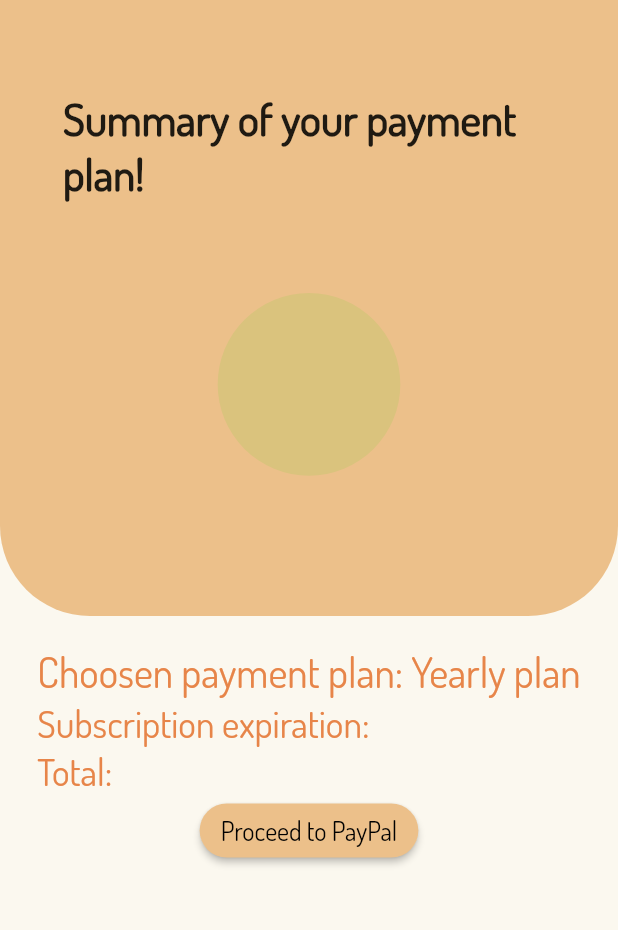
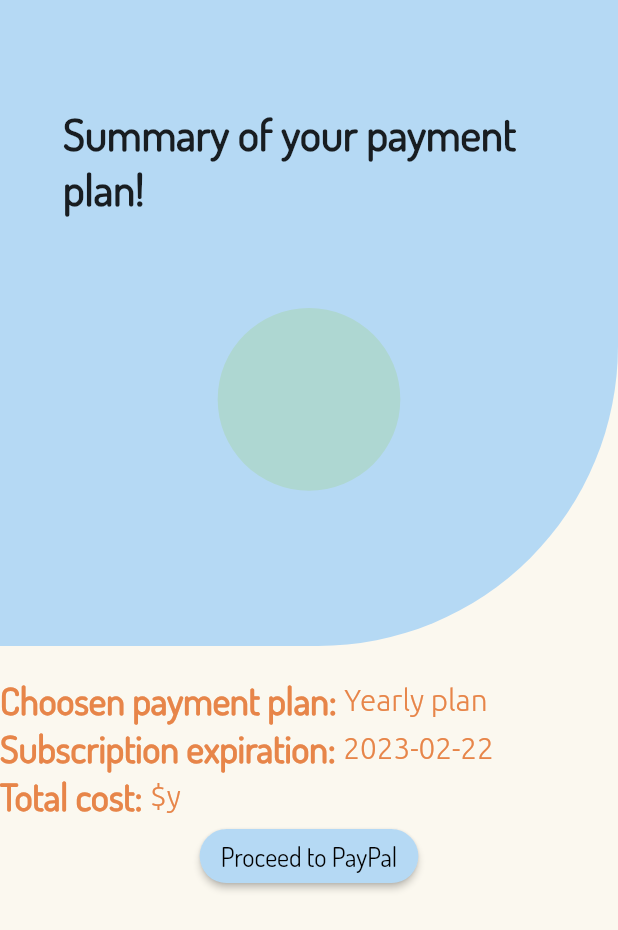
Before and after one commit to manuelmele/LAB-AP-FE, a Flutter app: the SummaryPage screen opened by its route, on a phone screen of 412 x 824 dp. Shown: the top 930 px of the screen. Run offline on Flutter 3.47's test engine with Material 2 defaults, Android fonts, the phone set to English and light mode, and no system bars; our stand-ins replace bottom_navy_bar, geolocator, google_maps_flutter, image_picker, rating_dialog, shared_preferences; accounts and stored records are empty; project files that could hold a hidden picture were left out; key blocks and very long unbroken strings in the code were emptied for the run.

Commit message:
changed summary page

```diff
--- a/my_flutter/lib/screens/payment/summary/body.dart
+++ b/my_flutter/lib/screens/payment/summary/body.dart
@@ -4,6 +4,7 @@ import 'package:shared_preferences/shared_preferences.dart';
 import 'package:wefix/screens/payment/body.dart';
 import 'package:wefix/screens/payment/payment.dart';
 import 'summary_content.dart';
+import 'package:intl/intl.dart';
 
 import 'package:wefix/size_config.dart';
 //import 'package:shop_app/components/no_account_text.dart';
@@ -64,16 +65,24 @@ class _SummaryState extends State<Summary> {
     getUserData();
     getPlan();
     print(plan);
+
+    //calculate the current date and set the format
+    final today = DateTime.now();
+    final DateFormat dateFormater = DateFormat('yyyy-MM-dd');
+    //get the dates after one month and one year
+    final aMonthFromNow = dateFormater.format(today.add(const Duration(days: 31)));
+    final aYearFromNow = dateFormater.format(today.add(const Duration(days: 365)));
+
       return SafeArea(
          child: Column(
           children: <Widget>[
             Container(
-              padding: EdgeInsets.symmetric(horizontal: 20.0, vertical: 30.0),
+              padding: EdgeInsets.symmetric(horizontal: 20.0, vertical: 40.0),
               decoration: BoxDecoration(
-              color: kLightOrange,
+              color: kLightBlue,
               borderRadius: BorderRadius.only(
-                bottomRight: Radius.circular(60.0),
-                bottomLeft: Radius.circular(60.0),
+                bottomRight: Radius.circular(200.0), //60
+                bottomLeft: Radius.circular(0.0), //60
               )),
 
               child: SizedBox(
@@ -115,34 +124,77 @@ class _SummaryState extends State<Summary> {
             ),
             const SizedBox(height: 20),
             Column(
-              mainAxisAlignment: MainAxisAlignment.start,
-              crossAxisAlignment: CrossAxisAlignment.start,
+              //mainAxisAlignment: MainAxisAlignment.start,
+              //crossAxisAlignment: CrossAxisAlignment.start,
+
+              children: <Widget>[
+            Row(
               children: <Widget>[
             Text(
-              plan==0 ? "Choosen payment plan: Montly plan" : "Choosen payment plan: Yearly plan" ,
+              "Choosen payment plan: ",
               textAlign: TextAlign.left,
               style: TextStyle(
                 color: kOrange,
-                fontSize: getProportionateScreenWidth(25),
+                fontSize: getProportionateScreenWidth(23),
+                fontWeight: FontWeight.bold,
               ),
             ),
-            const Text(
-              "Subscription expiration:",
+            RichText(
+                text: TextSpan(
+                  text: plan==0 ? "Montly plan" : "Yearly plan",
+                  style: TextStyle(
+                    color: kOrange,
+                    fontSize: getProportionateScreenWidth(18),
+                    fontFamily: 'Ubuntu',
+                  ),
+                ),
+            )]),
+            Row(
+              children: <Widget>[
+            Text(
+              "Subscription expiration: " ,
               textAlign: TextAlign.left,
               style: TextStyle(
                 color: kOrange,
-                fontSize: 25,
+                fontSize: getProportionateScreenWidth(23),
+                fontWeight: FontWeight.bold,
+                //fontFamily: 'Outfit',
+
               )
             ),
+            RichText(
+                text: TextSpan(
+                  text: plan==0 ? aMonthFromNow : aYearFromNow,
+                  style: TextStyle(
+                    color: kOrange,
+                    fontSize: getProportionateScreenWidth(18),
+                    fontFamily: 'Ubuntu',
+                  ),
+                ),
+            )]),
 
-            const Text(
-              "Total:",
+            Row(
+              children: <Widget>[
+            Text(
+              "Total cost: ",
               textAlign: TextAlign.left,
               style: TextStyle(
                 color: kOrange,
-                fontSize: 25,
+                    fontSize: getProportionateScreenWidth(23),
+                    fontWeight: FontWeight.bold,
+                    //fontFamily: 'Outfit',
               )
             ),
+            RichText(
+                text: TextSpan(
+                  text: plan==0 ? "\$x" : "\$y",
+                  style: TextStyle(
+                    color: kOrange,
+                    fontSize: getProportionateScreenWidth(18),
+                    fontFamily: 'Ubuntu',
+                  ),
+                ),
+            )]),
               ]),
 
 
@@ -150,7 +202,7 @@ class _SummaryState extends State<Summary> {
                 alignment: Alignment.bottomCenter,
                 child: ElevatedButton(
                 style: ElevatedButton.styleFrom(
-                  primary: kLightOrange,
+                  primary: kLightBlue,
                   shape: new RoundedRectangleBorder(
                     borderRadius: new BorderRadius.circular(20.0),
                   ),
```
